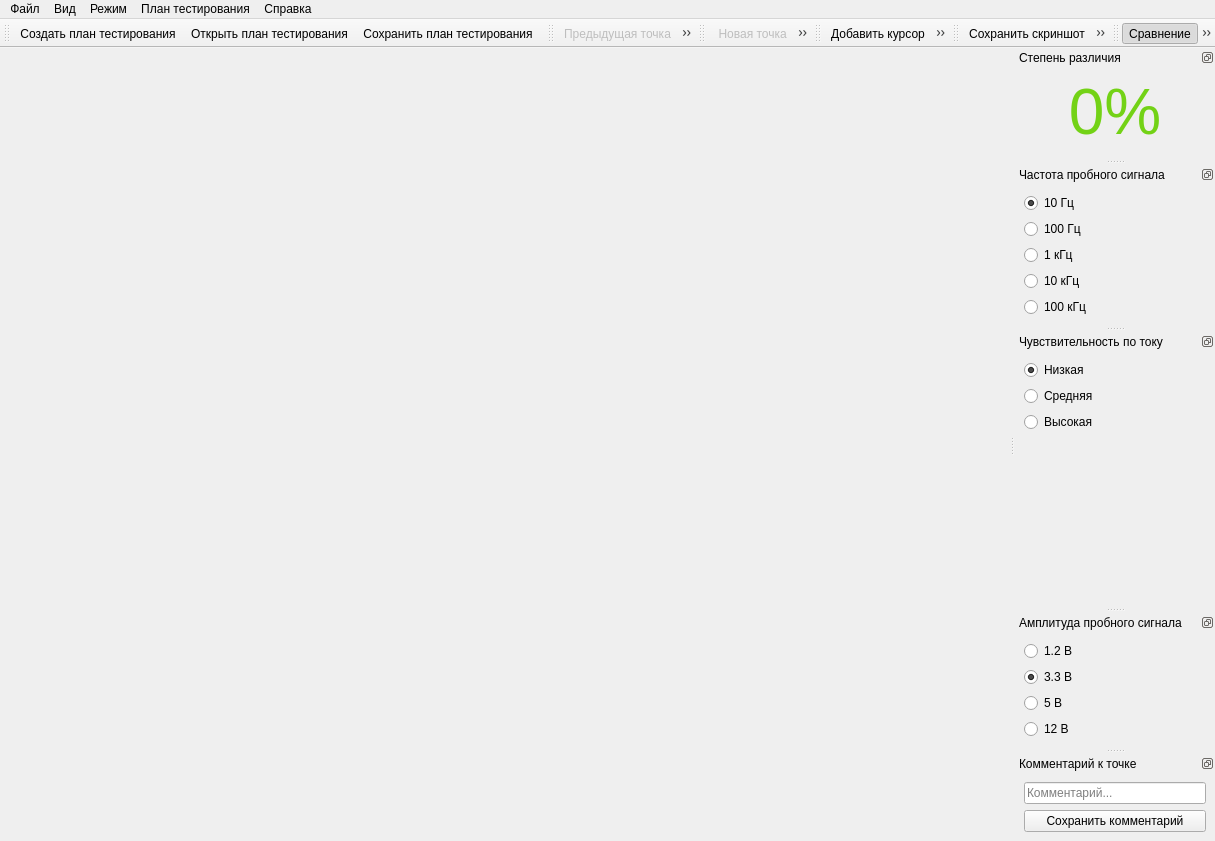
Above: gui/mainwindow.ui from EPC-MSU/EPLab before the change. Below: the same form after it.
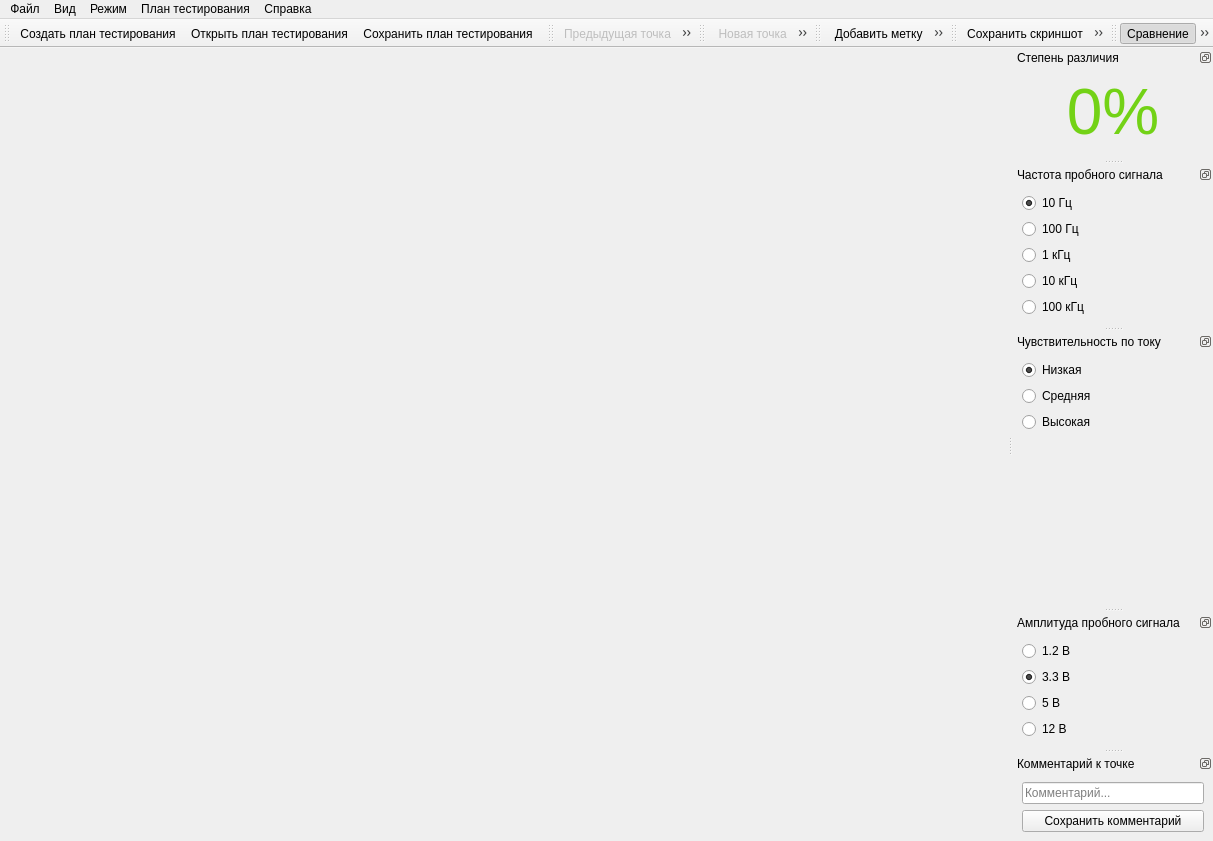
That is the form after the change. Icons and pictures are not drawn.

```diff
--- a/gui/mainwindow.ui
+++ b/gui/mainwindow.ui
@@ -421,6 +421,9 @@
    <property name="windowTitle">
     <string>Курсор</string>
    </property>
+   <property name="toolButtonStyle">
+    <enum>Qt::ToolButtonTextBesideIcon</enum>
+   </property>
    <attribute name="toolBarArea">
     <enum>TopToolBarArea</enum>
    </attribute>
@@ -725,7 +728,13 @@
      <normaloff>../media/plus.png</normaloff>../media/plus.png</iconset>
    </property>
    <property name="text">
-    <string>Добавить курсор</string>
+    <string>Добавить  метку</string>
+   </property>
+   <property name="iconText">
+    <string> Добавить метку</string>
+   </property>
+   <property name="toolTip">
+    <string>Добавить  метку</string>
    </property>
   </action>
   <action name="remove_cursor_action">
@@ -734,7 +743,10 @@
      <normaloff>../media/minus.png</normaloff>../media/minus.png</iconset>
    </property>
    <property name="text">
-    <string>Удалить курсор</string>
+    <string>Удалить метку</string>
+   </property>
+   <property name="iconText">
+    <string> Удалить метку</string>
    </property>
   </action>
   <action name="hide_curve_a_action">
```
Left out of the diff: 10 changed lines with no effect on the pictures.
